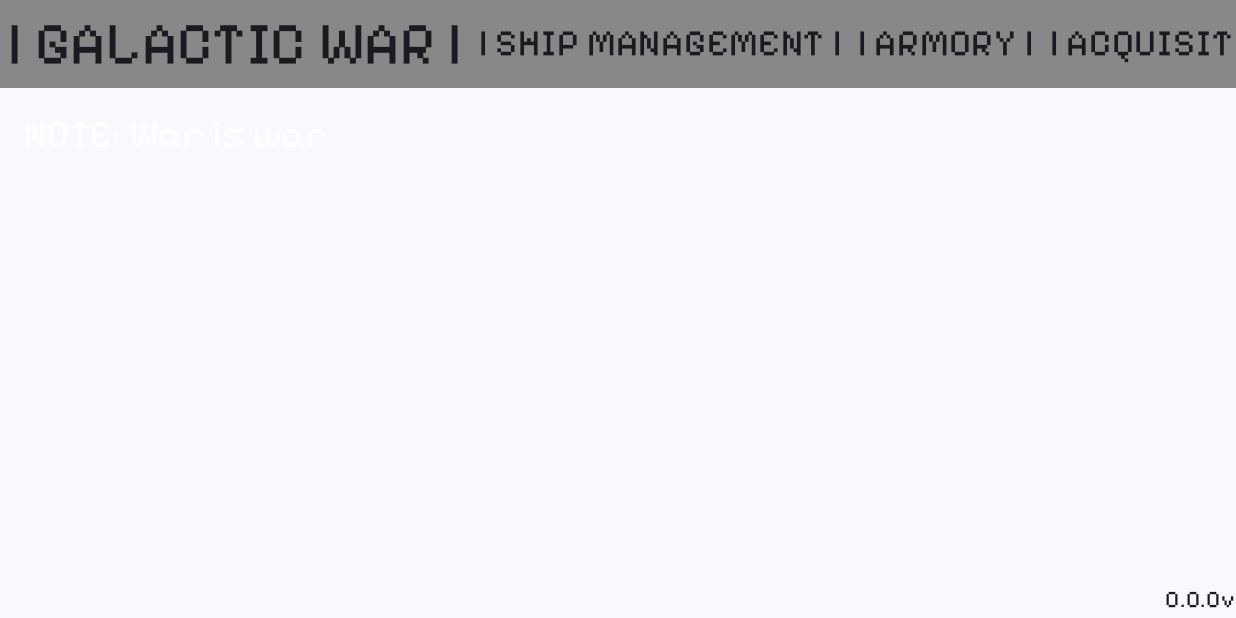
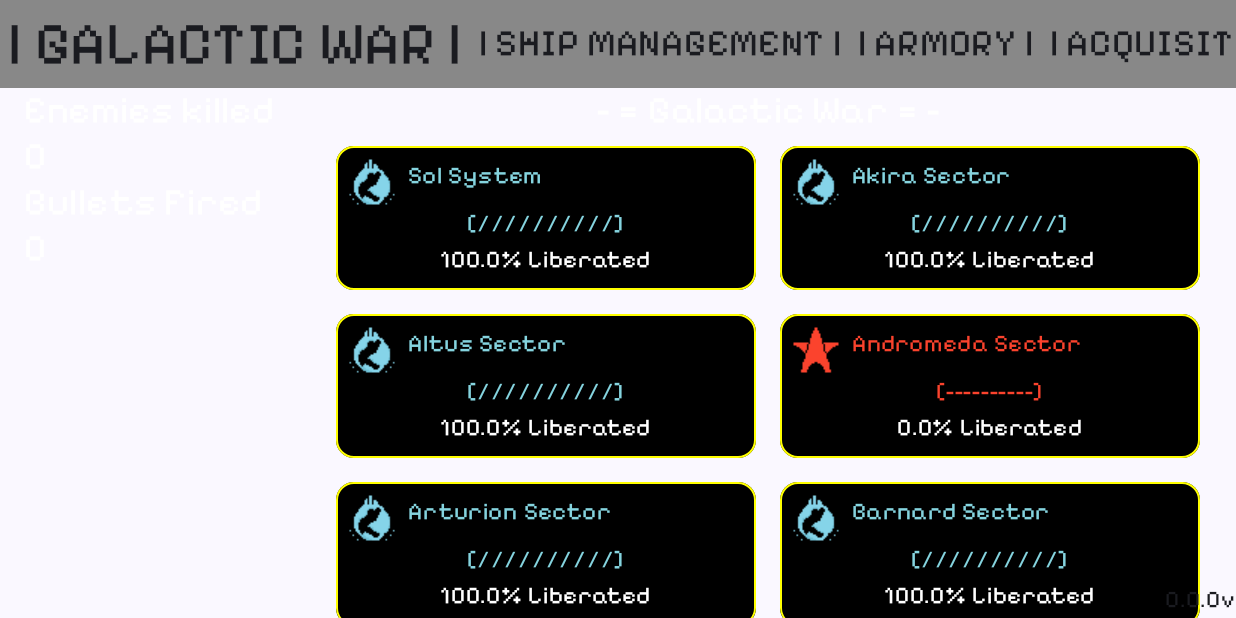
Before and after one commit to Maycon-TI/HellDivers, an Android app built with Jetpack Compose: the screen it shows after launch (MainActivity), after a tap on "Continue", on a phone screen of 824 x 412 dp (held sideways). Run offline under Robolectric (Android 15) with nearby library versions, the phone set to English and light mode, and no system bars; 1 other tap on this screen came first.

Commit message:
feat: List of sectors.

```diff
--- a/app/src/main/java/com/example/helldivers/Lobby/LobbyModel.kt
+++ b/app/src/main/java/com/example/helldivers/Lobby/LobbyModel.kt
@@ -1,19 +1,105 @@
 package com.example.helldivers.Lobby
 
-import androidx.compose.ui.unit.TextUnit
-import androidx.compose.ui.unit.sp
+import androidx.compose.ui.graphics.Color
+import kotlin.math.round
+
+val listSectors = mutableListOf(
+    Sector("Super Earth", "Sol System", 1f),
+    Sector("Super Earth", "Akira Sector", 1f),
+    Sector("Super Earth", "Altus Sector", 1f),
+    Sector("Automatons", "Andromeda Sector", 0f),
+    Sector("Super Earth", "Arturion Sector", 1f),
+    Sector("Super Earth", "Barnard Sector", 1f),
+    Sector("Super Earth", "Borgus Sector", 1f),
+    Sector("Super Earth", "Cancri Sector", 1f),
+    Sector("Super Earth", "Cantolus Sector", 1f),
+    Sector("Super Earth", "Celeste Sector", 1f),
+    Sector("Terminds", "Draco Sector", 0f),
+    Sector("Super Earth", "Falstaff Sector", 1f),
+    Sector("Super Earth", "Farsight Sector", 1f),
+    Sector("Super Earth", "Ferris Sector", 1f),
+    Sector("Super Earth", "Gallux Sector", 1f),
+    Sector("Super Earth", "Gellert Sector", 1f),
+    Sector("Super Earth", "Gothmar Sector", 1f),
+    Sector("Super Earth", "Guang Sector", 1f),
+    Sector("Super Earth", "Hanzo Sector", 1f),
+    Sector("Super Earth", "Hawking Sector", 1f),
+    Sector("Automatons", "Hydra Sector", 0f),
+    Sector("Super Earth", "Idun Sector", 1f),
+    Sector("Super Earth", "Iptus Sector", 1f),
+    Sector("Terminds", "Jin Xi Sector", 0f),
+    Sector("Super Earth", "Kelvin Sector", 1f),
+    Sector("Super Earth", "Korpus Sector", 1f),
+    Sector("Terminds", "L'estrade Sector", 1f),
+    Sector("Automatons", "Lacaille Sector", 0f),
+    Sector("Super Earth", "Leo Sector", 0f),
+    Sector("Super Earth", "Marspira Sector", 1f),
+    Sector("Super Earth", "Meridian Sector", 1f),
+    Sector("Terminds", "Mirin Sector", 0f),
+    Sector("Super Earth", "Morgon Sector", 1f),
+    Sector("Super Earth", "Omega Sector", 1f),
+    Sector("Super Earth", "Orion Sector", 1f),
+    Sector("Super Earth", "Quintus Sector", 1f),
+    Sector("Super Earth", "Rictus Sector", 1f),
+    Sector("Super Earth", "Rigel Sector", 1f),
+    Sector("Super Earth", "Sagan Sector", 1f),
+    Sector("Super Earth", "Saleria Sector", 1f),
+    Sector("Super Earth", "Severin Sector", 1f),
+    Sector("Terminds", "Sten Sector", 0f),
+    Sector("Super Earth", "Talus Sector", 1f),
+    Sector("Super Earth", "Tanis Sector", 1f),
+    Sector("Super Earth", "Tarragon Sector", 1f),
+    Sector("Super Earth", "Theseus Sector", 1f),
+    Sector("Automatons", "Trigon Sector", 0f),
+    Sector("Terminds", "Umlaut Sector", 0f),
+    Sector("Super Earth", "Ursa Sector", 1f),
+    Sector("Automatons", "Valdis Sector", 0f),
+    Sector("Super Earth", "Xi Tauri Sector", 1f),
+    Sector("Super Earth", "Xzar Sector", 1f),
+    Sector("Automatons", "Ymir Sector", 0f)
+)
+
+class Sector(
+    var symbol: String,
+    var nameSector: String,
+    var liberated: Float
+
+)
+
+class User(
+    var commonSample: Int,
+    var rareSample: Int,
+    var superSample: Int,
+    var superCredits: Int,
+    var republicPoints: Int,
+    var democracyMedals: Int,
+    var level: Int,
+    var xp: Float,
+    var maxXPtoUP: Float
+)
 
 class LobbyModel {
-    var option1: String = "| SHIP MANAGEMENT |"
-
-    fun alternateOption1(option: String){
-        option1 = option
+    fun getList(): MutableList<Sector> {
+        return listSectors
     }
 
-    fun optionSelect(text: String): TextUnit {
-        return if (text == option1)
-            40.sp
-        else
-            25.sp
+    fun getSector(index: Int): Sector {
+        return listSectors[index]
+    }
+
+    fun ColorText(symbol: String): Color {
+        return when (symbol) {
+            "Automatons" -> Color(251, 67, 45, 255)
+            "Terminds" -> Color(255, 191, 0, 255)
+            "Super Earth" -> Color(133, 212, 223, 255)
+            else -> Color.White
+        }
+    }
+
+    fun barOfPercentageLiberated(liberated: Float): String {
+        val percent = round(10 * liberated / 1f).toInt()
+        val text = "/".repeat(percent) + "-".repeat(10).substring(percent)
+        return "[$text]"
+
     }
 }
--- a/app/src/main/java/com/example/helldivers/Lobby/LobbyPresenter.kt
+++ b/app/src/main/java/com/example/helldivers/Lobby/LobbyPresenter.kt
@@ -1,21 +1,23 @@
 package com.example.helldivers.Lobby
 
-import androidx.compose.ui.unit.TextUnit
+import androidx.compose.ui.graphics.Color
 
-val model = LobbyModel()
+private val model = LobbyModel()
 
 class LobbyPresenter(){
-
-    fun getOption(): String{
-        return model.option1
+    fun getList(): MutableList<Sector> {
+        return model.getList()
     }
 
-    fun alternateOption1(option: String){
-        model.alternateOption1(option)
+    fun GetColorTextBySymbol(symbol: String): Color {
+        return model.ColorText(symbol)
     }
 
-    fun optionSelect(text: String): TextUnit {
-        return model.optionSelect(text)
+    fun BarOfPercentageLiberated(liberated: Float): String{
+        return model.barOfPercentageLiberated(liberated)
     }
 
+    fun getSector(index: Int): Sector {
+        return model.getSector(index)
+    }
 }
--- a/app/src/main/java/com/example/helldivers/Lobby/LobbyView.kt
+++ b/app/src/main/java/com/example/helldivers/Lobby/LobbyView.kt
@@ -1,6 +1,7 @@
 package com.example.helldivers.Lobby
 
 import android.annotation.SuppressLint
+import androidx.compose.foundation.BorderStroke
 import androidx.compose.foundation.Image
 import androidx.compose.foundation.background
 import androidx.compose.foundation.clickable
@@ -11,8 +12,12 @@ import androidx.compose.foundation.layout.Row
 import androidx.compose.foundation.layout.fillMaxSize
 import androidx.compose.foundation.layout.fillMaxWidth
 import androidx.compose.foundation.layout.padding
+import androidx.compose.foundation.lazy.grid.GridCells
+import androidx.compose.foundation.lazy.grid.LazyVerticalGrid
 import androidx.compose.foundation.rememberScrollState
 import androidx.compose.foundation.verticalScroll
+import androidx.compose.material3.Card
+import androidx.compose.material3.CardDefaults
 import androidx.compose.material3.Text
 import androidx.compose.runtime.Composable
 import androidx.compose.runtime.LaunchedEffect
@@ -28,6 +33,7 @@ import androidx.compose.ui.graphics.painter.Painter
 import androidx.compose.ui.layout.ContentScale
 import androidx.compose.ui.res.painterResource
 import androidx.compose.ui.text.font.FontWeight
+import androidx.compose.ui.unit.TextUnit
 import androidx.compose.ui.unit.dp
 import androidx.compose.ui.unit.sp
 import androidx.navigation.NavController
@@ -80,14 +86,77 @@ fun LobbyView(
 
 @Composable
 fun GalacticWar(){
-    Text(
-        modifier = Modifier.padding(16.dp),
-        fontFamily = pixelifySansFamily,
-        fontWeight = FontWeight.ExtraBold,
-        fontSize = 25.sp,
-        color = Color.White,
-        text = "NOTE: War is war"
-    )
+    Column {
+        Row {
+            Column(modifier = Modifier.padding(horizontal = 16.dp)){
+                TextGame("Enemies killed", 25.sp, Color.White)
+                TextGame("0", 25.sp, Color.White)
+                TextGame("Bullets Fired", 25.sp, Color.White)
+                TextGame("0", 25.sp, Color.White)
+            }
+
+            Column {
+                Row (
+                    modifier = Modifier
+                        .fillMaxWidth(),
+                    horizontalArrangement = Arrangement.Center
+                ){
+                    TextGame("- = Galactic War = -", 25.sp, Color.White)
+                }
+
+                LazyVerticalGrid(
+                    columns = GridCells.Fixed(2),
+                    modifier = Modifier
+                        .fillMaxWidth()
+                        .padding(horizontal = 16.dp)
+                ){
+                    items(presenter.getList().size) { index ->
+                        val sector = presenter.getSector(index)
+                        WorldsWarMap(sector)
+                    }
+                }
+            }
+        }
+    }
+}
+
+@Composable
+fun WorldsWarMap(sector: Sector) {
+    Card (
+        modifier = Modifier
+            .padding(8.dp),
+        colors = CardDefaults.cardColors(
+            containerColor = Color.Black,
+        ),
+        border = BorderStroke(1.dp, Color.Yellow),
+        ){
+        Column(modifier = Modifier
+            .fillMaxWidth()
+            .padding(8.dp),
+            horizontalAlignment = Alignment.CenterHorizontally
+        ){
+            Row (modifier = Modifier.fillMaxWidth()){
+                SymbolImage(sector.symbol)
+                Row (modifier = Modifier
+                    .fillMaxWidth()
+                    .padding(horizontal = 8.dp),
+                ){
+                    TextGame(sector.nameSector, 16.sp, presenter.GetColorTextBySymbol(sector.symbol))
+                }
+            }
+            TextGame(presenter.BarOfPercentageLiberated(sector.liberated), 16.sp, presenter.GetColorTextBySymbol(sector.symbol))
+            TextGame("${sector.liberated * 100}% Liberated", 16.sp, Color.White)
+        }
+    }
+}
+
+@Composable
+fun SymbolImage(symbol: String) {
+    when (symbol) {
+        "Automatons" -> ImageGame(painterResource(id = R.drawable.symbol_automatons))
+        "Terminds" -> ImageGame(painterResource(id = R.drawable.symbol_terminds))
+        "Super Earth" -> ImageGame(painterResource(id = R.drawable.symbol_super_earth))
+    }
 }
 
 @Composable
@@ -108,8 +177,8 @@ fun Acquisitions(){
         modifier = Modifier.fillMaxWidth(),
         horizontalArrangement = Arrangement.End,
     ){
-        itemCount(2, 0, painterResource(id = R.drawable.super_credits))
-        itemCount(2, 0, painterResource(id = R.drawable.democracy_medals))
+        ItemCount(2, 0, painterResource(id = R.drawable.super_credits))
+        ItemCount(2, 0, painterResource(id = R.drawable.democracy_medals))
     }
 }
 
@@ -156,13 +225,13 @@ fun Money(){
         verticalAlignment = Alignment.CenterVertically
     ){
         Column{
-            itemCount(1, 0, painterResource(id = R.drawable.republic_points))
-            itemCount(1, 0, painterResource(id = R.drawable.super_credits))
+            ItemCount(1, 0, painterResource(id = R.drawable.republic_points))
+            ItemCount(1, 0, painterResource(id = R.drawable.super_credits))
         }
-        itemCount(0, 0, painterResource(id = R.drawable.democracy_medals))
-        itemCount(0, 0, painterResource(id = R.drawable.common_sample))
-        itemCount(0, 0, painterResource(id = R.drawable.rare_sample))
-        itemCount(0, 0, painterResource(id = R.drawable.super_sample))
+        ItemCount(0, 0, painterResource(id = R.drawable.democracy_medals))
+        ItemCount(0, 0, painterResource(id = R.drawable.common_sample))
+        ItemCount(0, 0, painterResource(id = R.drawable.rare_sample))
+        ItemCount(0, 0, painterResource(id = R.drawable.super_sample))
         Text(text = "Level 0",
             fontSize = 25.sp,
             fontFamily = pixelifySansFamily,
@@ -171,50 +240,55 @@ fun Money(){
 }
 
 @Composable
-fun itemCount(type: Int, count: Int, painterResource: Painter){
-    if (type == 0) {
-        Column(
-            modifier = Modifier.padding(horizontal = 5.dp),
-            horizontalAlignment = Alignment.CenterHorizontally
-        ) {
-            Image(
-                painter = painterResource,
-                contentDescription = null,
-                contentScale = ContentScale.None
-            )
-            Text(text = count.toString(),
-                fontFamily = pixelifySansFamily,
-                fontWeight = FontWeight.ExtraBold)
+fun ItemCount(type: Int, count: Int, painterResource: Painter){
+    when (type) {
+        0 -> {
+            Column(
+                modifier = Modifier.padding(horizontal = 5.dp),
+                horizontalAlignment = Alignment.CenterHorizontally
+            ) {
+                ImageGame(painterResource = painterResource)
+                TextGame(count = count.toString(), sp = 16.sp, color = Color.White)
+            }
         }
-    }else if (type == 1){
-        Row (
-            modifier = Modifier.padding(horizontal = 5.dp),
-            verticalAlignment = Alignment.CenterVertically
-        ){
-            Text(text = count.toString(),
-                fontFamily = pixelifySansFamily,
-                fontWeight = FontWeight.ExtraBold)
-            Image(
-                painter = painterResource,
-                contentDescription = null,
-                contentScale = ContentScale.None
-            )
+        1 -> {
+            Row (
+                modifier = Modifier.padding(horizontal = 5.dp),
+                verticalAlignment = Alignment.CenterVertically
+            ) {
+                TextGame(count = count.toString(), sp = 16.sp, color = Color.White)
+                ImageGame(painterResource = painterResource)
+            }
         }
-    }else if (type == 2){
-        Row (
-            modifier = Modifier.padding(horizontal = 5.dp),
-            verticalAlignment = Alignment.CenterVertically
-        ){
-            Image(
-                painter = painterResource,
-                contentDescription = null,
-                contentScale = ContentScale.None
-            )
-            Text(text = count.toString(),
-                fontFamily = pixelifySansFamily,
-                fontWeight = FontWeight.ExtraBold)
+        2 -> {
+            Row (
+                modifier = Modifier.padding(horizontal = 5.dp),
+                verticalAlignment = Alignment.CenterVertically
+            ) {
+                ImageGame(painterResource = painterResource)
+                TextGame(count = count.toString(), sp = 16.sp, color = Color.White)
+            }
         }
     }
+}
+
+@Composable
+fun TextGame(count: String, sp: TextUnit, color: Color){
+    Text(text = count,
+        fontFamily = pixelifySansFamily,
+        fontWeight = FontWeight.ExtraBold,
+        fontSize = sp,
+        color = color
+    )
+}
+
+@Composable
+fun ImageGame(painterResource: Painter){
+    Image(
+        painter = painterResource,
+        contentDescription = null,
+        contentScale = ContentScale.None
+    )
 }
 
 @Composable
```
Also changed, not shown: app/src/main/res/drawable/symbol_automatons.png (added), app/src/main/res/drawable/symbol_super_earth.png (added), app/src/main/res/drawable/symbol_terminds.png (added).
